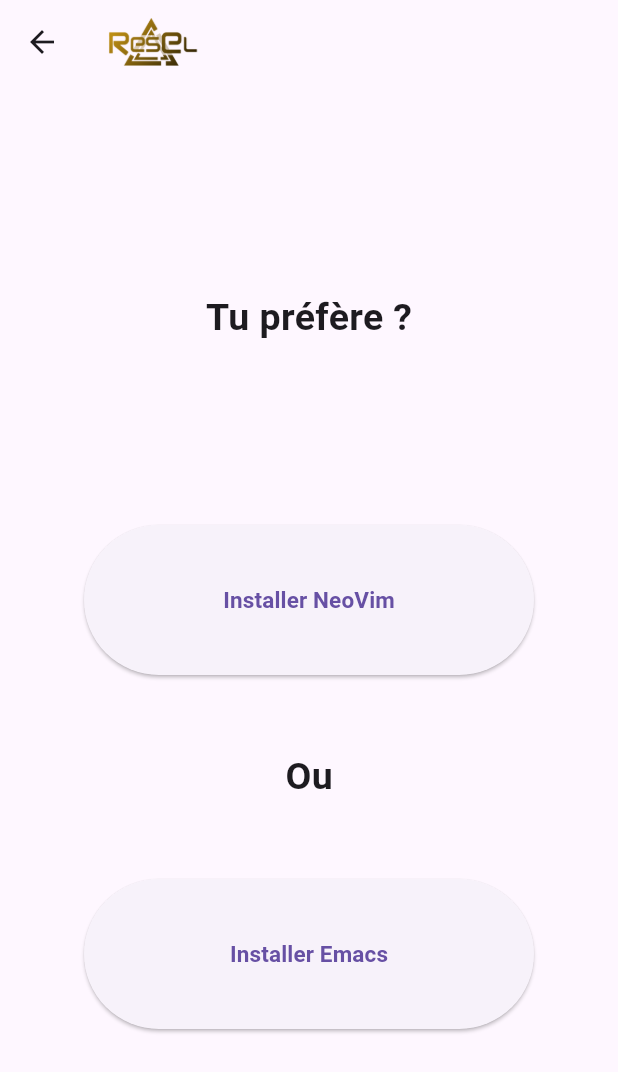
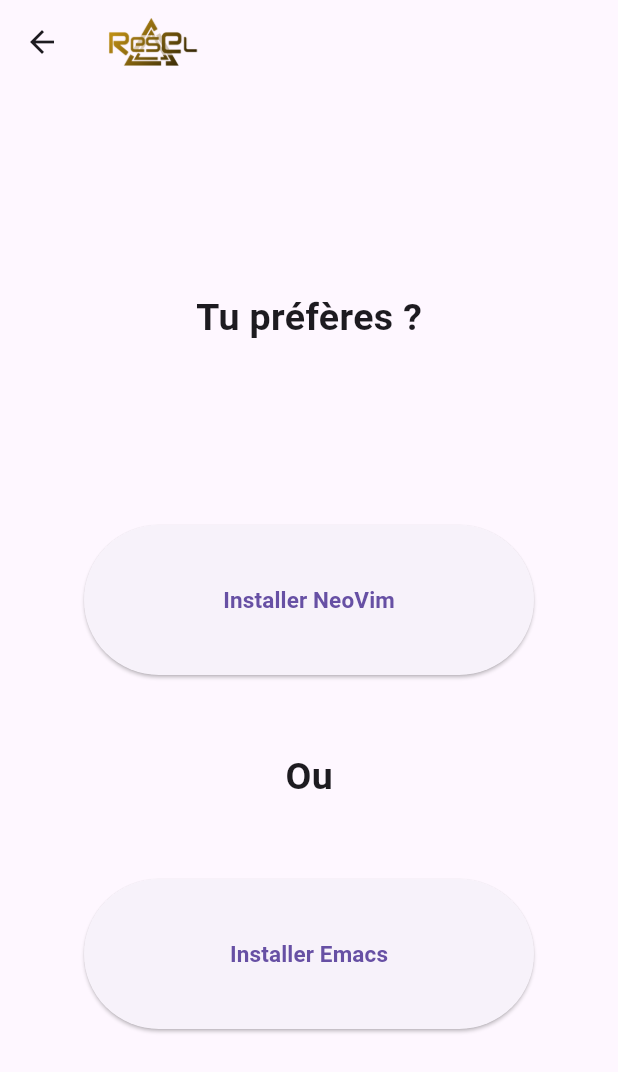
Before and after one commit to RayaneB75/multiplayer-wyr, a Flutter app: the WyrWindow screen opened directly, on a phone screen of 412 x 824 dp. Shown: the top 1072 px of the screen. Run offline on Flutter 3.47's test engine with Material 2 defaults, Android fonts, the phone set to English and light mode, and no system bars; our stand-ins replace flutter_dotenv; missing offline and left inert: universal_html; project files that could hold a hidden picture were left out.

Commit message:
fix: typo dégeulasse

```diff
--- a/front/lib/api_calls.dart
+++ b/front/lib/api_calls.dart
@@ -4,8 +4,6 @@
 import 'package:flutter/material.dart';
 import 'package:flutter_dotenv/flutter_dotenv.dart';
 import 'package:http/http.dart' as http;
-
-import 'package:frontend/misc.dart';
 import 'package:frontend/find_match.dart';
 
 class ApiCalls {
--- a/front/lib/main.dart
+++ b/front/lib/main.dart
@@ -31,7 +31,7 @@
   @override
   Widget build(BuildContext context) {
     return MaterialApp(
-      title: 'Tu préfère ? by ResEl',
+      title: 'Tu préfères ? by ResEl',
       home: const MainPage(),
       theme: ThemeData.light(
         useMaterial3: true,
--- a/front/lib/wyr.dart
+++ b/front/lib/wyr.dart
@@ -51,7 +51,7 @@
         mainAxisAlignment: MainAxisAlignment.center,
         crossAxisAlignment: CrossAxisAlignment.center,
         children: <Widget>[
-          Text('Tu préfère ?', style: TextStyle(fontSize: 25, fontWeight: FontWeight.bold)),
+          Text('Tu préfères ?', style: TextStyle(fontSize: 25, fontWeight: FontWeight.bold)),
           SizedBox(height: 120),
           Choice(
             buttonText: "Installer NeoVim",
```
